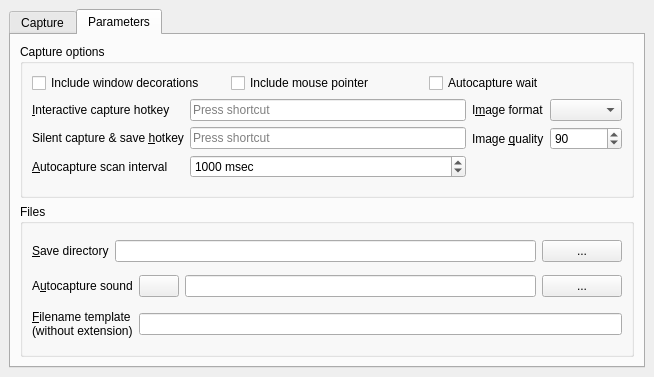
The window that mainwindow.ui (kernel1024/scrcap) describes before a commit, drawn with Qt 5.
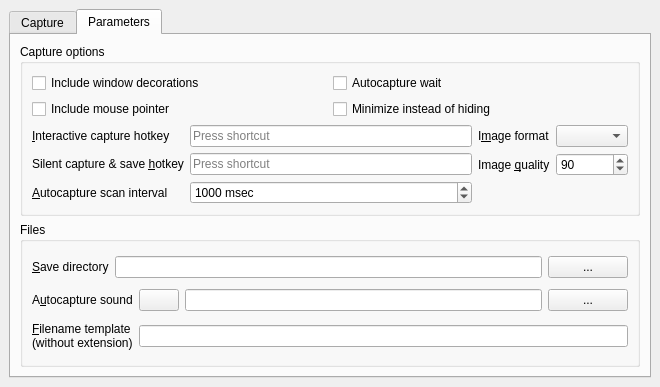
The same window after the commit. The open tabs and pages were chosen to show the change. Icons and pictures are not drawn.

Commit message: Option for hide window while capturing.

```diff
--- a/mainwindow.ui
+++ b/mainwindow.ui
@@ -6,8 +6,8 @@
    <rect>
     <x>0</x>
     <y>0</y>
-    <width>654</width>
-    <height>377</height>
+    <width>660</width>
+    <height>387</height>
    </rect>
   </property>
   <property name="windowTitle">
@@ -196,22 +196,15 @@
           </property>
           <layout class="QVBoxLayout" name="verticalLayout_5">
            <item>
-            <layout class="QHBoxLayout" name="horizontalLayout_6">
-             <item>
+            <layout class="QGridLayout" name="gridLayout">
+             <item row="0" column="0">
               <widget class="QCheckBox" name="checkIncludeDeco">
                <property name="text">
                 <string>Include window decorations</string>
                </property>
               </widget>
              </item>
-             <item>
-              <widget class="QCheckBox" name="checkIncludePointer">
-               <property name="text">
-                <string>Include mouse pointer</string>
-               </property>
-              </widget>
-             </item>
-             <item>
+             <item row="0" column="1">
               <widget class="QCheckBox" name="checkAutocaptureWait">
                <property name="toolTip">
                 <string>Wait a pause (= scan interval) after screen updated before capture.</string>
@@ -221,6 +214,20 @@
                </property>
               </widget>
              </item>
+             <item row="1" column="0">
+              <widget class="QCheckBox" name="checkIncludePointer">
+               <property name="text">
+                <string>Include mouse pointer</string>
+               </property>
+              </widget>
+             </item>
+             <item row="1" column="1">
+              <widget class="QCheckBox" name="checkMinimize">
+               <property name="text">
+                <string>Minimize instead of hiding</string>
+               </property>
+              </widget>
+             </item>
             </layout>
            </item>
            <item>
```
Left out of the diff: 1 changed line with no effect on the pictures. The commit also changes 2 other files.
